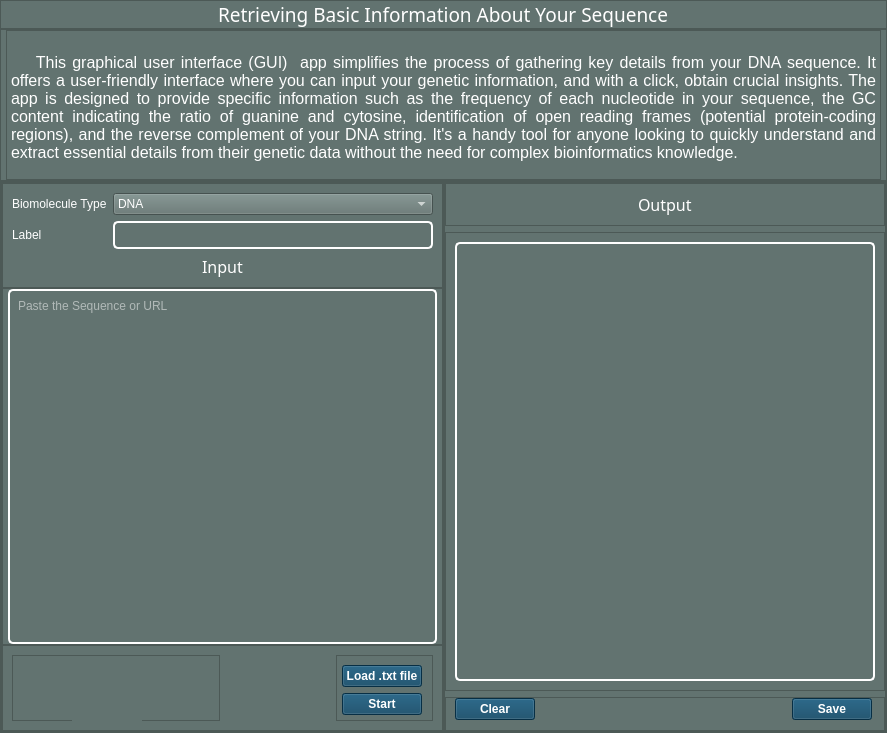
Before: the Qt Designer form ui/tabs/basic_info.ui in bryancastillo10/BioBytes-PairSync, drawn with Qt 5.
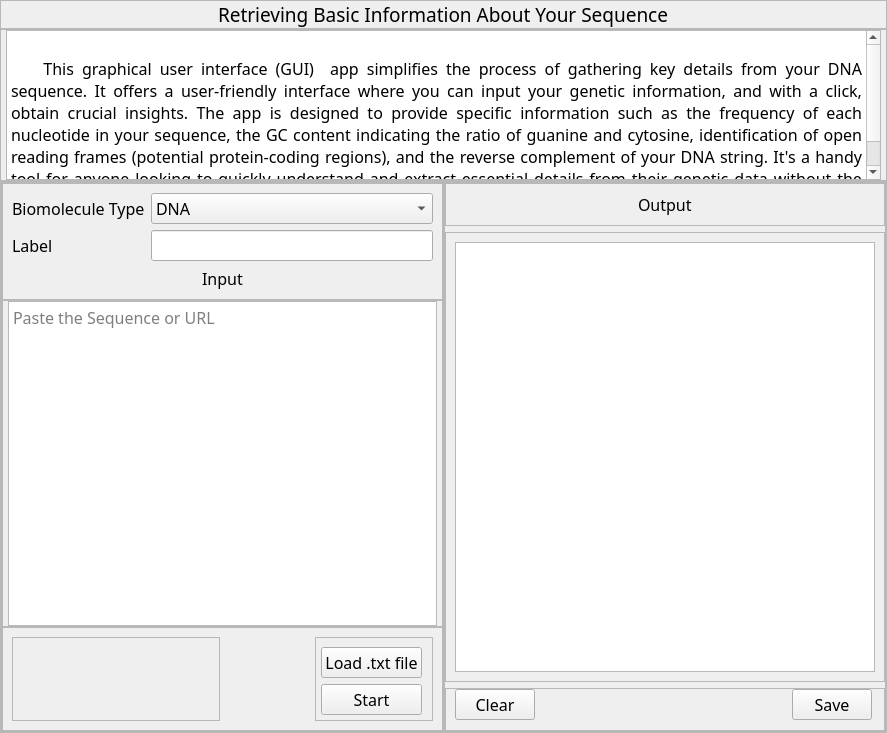
After: the same form once the commit is applied. Icons and pictures are not drawn.

Commit message: main_window style complete

```diff
--- a/ui/tabs/basic_info.ui
+++ b/ui/tabs/basic_info.ui
@@ -20,17 +20,7 @@
    <string>Form</string>
   </property>
   <property name="styleSheet">
-   <string notr="true">*{
-	background-color: #627370;
-    color: #fff;
-}
-
-#head {
-	font-size: 15px
-}
-
-
-</string>
+   <string notr="true"/>
   </property>
   <layout class="QVBoxLayout" name="verticalLayout">
    <property name="spacing">
@@ -136,8 +126,8 @@
          <string>&lt;!DOCTYPE HTML PUBLIC &quot;-//W3C//DTD HTML 4.0//EN&quot; &quot;http://www.w3.org/TR/REC-html40/strict.dtd&quot;&gt;
 &lt;html&gt;&lt;head&gt;&lt;meta name=&quot;qrichtext&quot; content=&quot;1&quot; /&gt;&lt;style type=&quot;text/css&quot;&gt;
 p, li { white-space: pre-wrap; }
-&lt;/style&gt;&lt;/head&gt;&lt;body style=&quot; font-family:'PMingLiU'; font-size:9pt; font-weight:400; font-style:normal;&quot;&gt;
-&lt;p align=&quot;justify&quot; style=&quot; margin-top:0px; margin-bottom:0px; margin-left:0px; margin-right:0px; -qt-block-indent:0; text-indent:0px;&quot;&gt;&lt;span style=&quot; font-size:12pt;&quot;&gt;&lt;br /&gt;    This graphical user interface (GUI)  app simplifies the process of gathering key details from your DNA sequence. It offers a user-friendly interface where you can input your genetic information, and with a click, obtain crucial insights. The app is designed to provide specific information such as the frequency of each nucleotide in your sequence, the GC content indicating the ratio of guanine and cytosine, identification of open reading frames (potential protein-coding regions), and the reverse complement of your DNA string. It's a handy tool for anyone looking to quickly understand and extract essential details from their genetic data without the need for complex bioinformatics knowledge.&lt;/span&gt;&lt;/p&gt;&lt;/body&gt;&lt;/html&gt;</string>
+&lt;/style&gt;&lt;/head&gt;&lt;body style=&quot; font-family:'MS Shell Dlg 2'; font-size:7.8pt; font-weight:400; font-style:normal;&quot;&gt;
+&lt;p align=&quot;justify&quot; style=&quot; margin-top:0px; margin-bottom:0px; margin-left:0px; margin-right:0px; -qt-block-indent:0; text-indent:0px;&quot;&gt;&lt;span style=&quot; font-family:'PMingLiU'; font-size:12pt;&quot;&gt;&lt;br /&gt;    This graphical user interface (GUI)  app simplifies the process of gathering key details from your DNA sequence. It offers a user-friendly interface where you can input your genetic information, and with a click, obtain crucial insights. The app is designed to provide specific information such as the frequency of each nucleotide in your sequence, the GC content indicating the ratio of guanine and cytosine, identification of open reading frames (potential protein-coding regions), and the reverse complement of your DNA string. It's a handy tool for anyone looking to quickly understand and extract essential details from their genetic data without the need for complex bioinformatics knowledge.&lt;/span&gt;&lt;/p&gt;&lt;/body&gt;&lt;/html&gt;</string>
         </property>
        </widget>
       </item>
@@ -153,24 +143,7 @@
       </sizepolicy>
      </property>
      <property name="styleSheet">
-      <string notr="true">#frame_3 QPushButton {
-	background-color: #0A4261;
-	color: #fff;
-	font-weight: bold;
-}
-
-#frame_3 QPushButton::hover {	
-	background-color:#56B4E9;
-	color: #000;
-	font-weight: bold;
-}
-
-QTextEdit, QLineEdit, QTextBrowser {
-	border: 2px solid #fff;
-	border-radius: 5px;
-	padding: 4px;
-}
-</string>
+      <string notr="true"/>
      </property>
      <property name="frameShape">
       <enum>QFrame::StyledPanel</enum>
@@ -425,17 +398,7 @@
       <item>
        <widget class="QFrame" name="frame_5">
         <property name="styleSheet">
-         <string notr="true">#frame_5 QPushButton {
-	background-color: #0A4261;
-	color: #fff;
-	font-weight: bold;
-}
-
-#frame_5 QPushButton::hover {
-	background-color:#56B4E9;
-	color: #000;
-	font-weight: bold;
-}</string>
+         <string notr="true"/>
         </property>
         <property name="frameShape">
          <enum>QFrame::StyledPanel</enum>
```
The commit also changes 293 other files.
